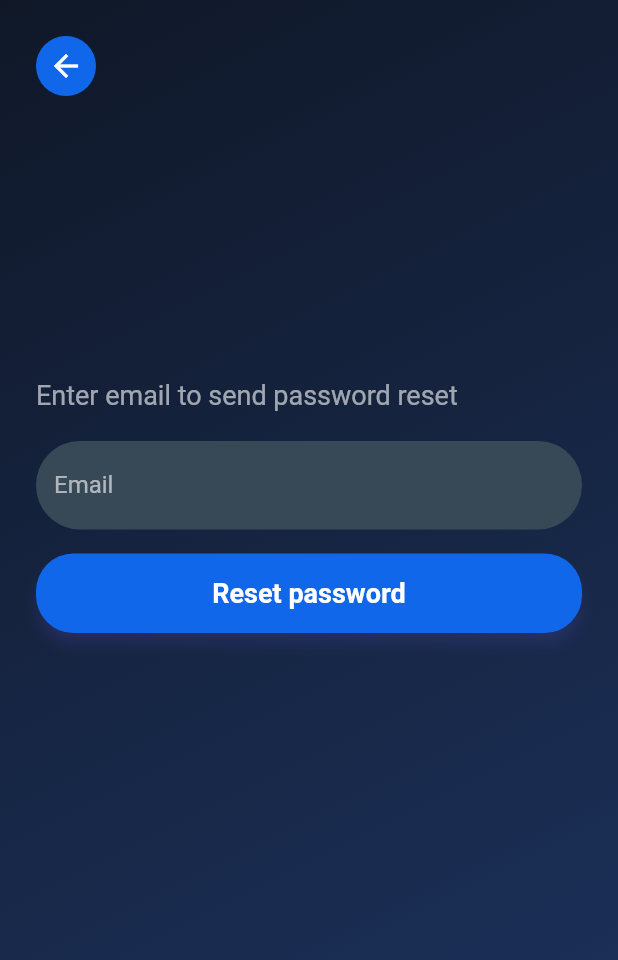
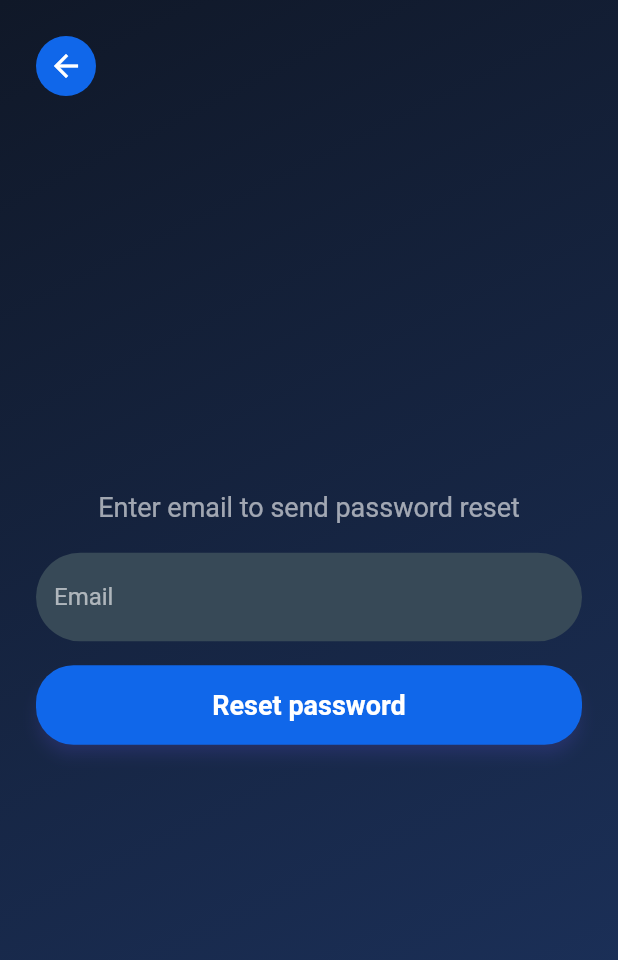
Before and after one commit to ManiTheG/SideQuest, a Flutter app: the screen it shows after launch, after a tap on "Forgot your Password?", on a phone screen of 412 x 824 dp. Shown: the top 960 px of the screen. Run offline on Flutter 3.47's test engine with Material 3 defaults, Android fonts, the phone set to English and light mode, and no system bars; our stand-ins replace cloud_firestore, email_validator, firebase_auth, firebase_core; accounts and stored records are empty.

Commit message:
Implementirana mogućnost kreiranja objava, zamjenjene ARGB vrijednosti sa bojama iz klase, izmjena scrollController listenera.

```diff
--- a/lib/main.dart
+++ b/lib/main.dart
@@ -2,8 +2,8 @@
 import 'package:firebase_core/firebase_core.dart';
 import 'package:firebase_auth/firebase_auth.dart';
 import 'services/firebase_options.dart';
-import 'package:sidequest/screens/login_screen.dart';
-import 'package:sidequest/screens/home_screen.dart';
+import 'screens/login_screen.dart';
+import 'screens/home_screen.dart';
 import 'package:flutter/material.dart';
 import 'screens/search.dart';
 import 'screens/profile.dart';
@@ -44,7 +44,7 @@
       routes: {
                 '/home': (ctx) => const HomeScreen(),
                 '/search': (ctx) => const SearchPage(),
-                '/profile': (ctx) => const ProfilePage.preset(),
+                '/profile': (ctx) => const ProfilePage(),
             },
     );
   }
--- a/lib/screens/login_screen.dart
+++ b/lib/screens/login_screen.dart
@@ -1,10 +1,11 @@
 import 'package:flutter/material.dart';
 import 'package:email_validator/email_validator.dart';
 import 'package:flutter/services.dart';
-import 'package:sidequest/screens/home_screen.dart';
-import 'package:sidequest/screens/reset_password_screen.dart';
-import 'package:sidequest/screens/signup_screen.dart';
+import 'home_screen.dart';
+import 'reset_password_screen.dart';
+import 'signup_screen.dart';
 import '../services/auth_service.dart';
+import '../services/color_service.dart';
 
 
 class LoginScreen extends StatefulWidget {
@@ -34,13 +35,13 @@ class _LoginScreenState extends State<LoginScreen>{
       setState(() => _errorMessage = 'Please enter email and password to proceed.');
       _emailController.clear();
       _passwordController.clear();
-      //return;
+      return;
     }
 
     if (!EmailValidator.validate(_emailController.text)) {
       setState(() => _errorMessage = 'Please enter a valid email address.');
       _emailController.clear();
-      //return;
+      return;
     }
 
     setState(() {
@@ -71,7 +72,7 @@ class _LoginScreenState extends State<LoginScreen>{
       body: Container(
         decoration: BoxDecoration(
           gradient: LinearGradient(
-            colors: [Color.fromARGB(255, 16, 24, 40), Color.fromARGB(255, 29, 52, 97)],
+            colors: [AppColors.primaryBackground, AppColors.secondaryBackground],
             begin: Alignment.topLeft,
             end: Alignment.bottomRight,
           ),
@@ -91,22 +92,22 @@ class _LoginScreenState extends State<LoginScreen>{
             Text('Welcome Back', style: TextStyle(
               fontSize: 40,
               fontWeight: FontWeight.bold,
-              color: Colors.white,
+              color: AppColors.textColor,
             )),
             const SizedBox(height: 8),
-            Text('Login to continue', style: TextStyle(color: Colors.white60, fontSize: 20)),
+            Text('Login to continue', style: TextStyle(color: AppColors.textColorAutor, fontSize: 20)),
             const SizedBox(height: 20),
 
             //email inpput field, input tip je eamil, prelazi na password
             TextField(
               controller: _emailController,
               inputFormatters: [LengthLimitingTextInputFormatter(254)],
-              style: TextStyle(color: Colors.white),
+              style: TextStyle(color: AppColors.textColor),
               decoration: InputDecoration(
                 labelText: 'Email',
-                labelStyle: TextStyle(color: Colors.white60),
+                labelStyle: TextStyle(color: AppColors.textColorAutor),
                 filled: true,
-                fillColor: Color.fromARGB(255, 55, 73, 87),
+                fillColor: AppColors.selectButtonColor,
                 border: OutlineInputBorder(
                   borderRadius: BorderRadius.circular(30),
                   borderSide: BorderSide.none,
@@ -123,12 +124,12 @@ class _LoginScreenState extends State<LoginScreen>{
             TextField(
               controller: _passwordController,
               inputFormatters: [LengthLimitingTextInputFormatter(128)],
-              style: TextStyle(color: Colors.white),
+              style: TextStyle(color: AppColors.textColor),
               decoration: InputDecoration(
                 labelText: 'Password',
-                labelStyle: TextStyle(color: Colors.white60),
+                labelStyle: TextStyle(color: AppColors.textColorAutor),
                 filled: true,
-                fillColor: Color.fromARGB(255, 55, 73, 87),
+                fillColor: AppColors.selectButtonColor,
                 border: OutlineInputBorder(
                   borderRadius: BorderRadius.circular(30),
                   borderSide: BorderSide.none,
@@ -175,7 +176,7 @@ class _LoginScreenState extends State<LoginScreen>{
              //tekstualni gumb za mjejanje lozinke
             TextButton(
               style: TextButton.styleFrom(
-                foregroundColor: Colors.white,
+                foregroundColor: AppColors.textColor,
                 alignment: Alignment.centerLeft,
                 ),
               onPressed: () => Navigator.push(context, MaterialPageRoute(builder: (context) => const ResetPasswordScreen()),
@@ -187,14 +188,14 @@ class _LoginScreenState extends State<LoginScreen>{
             : ElevatedButton(
               onPressed: _login,
               style: ElevatedButton.styleFrom(
-                backgroundColor: Color.fromARGB(255, 16, 103, 234),
-                foregroundColor: Colors.white,
+                backgroundColor: AppColors.buttonColor,
+                foregroundColor: AppColors.textColor,
                 padding: EdgeInsets.symmetric(vertical: 16),
                 shape: RoundedRectangleBorder(
                   borderRadius: BorderRadius.circular(25)
                 ),
                 elevation: 4,
-                shadowColor: Color(0xFF6C63FF).withValues(alpha: 0.4)
+                shadowColor: AppColors.buttonShadow.withValues(alpha: 0.4)
               ),
               child: const Text('Login', style: TextStyle(fontSize: 18, fontWeight: FontWeight.bold)),
             ),
@@ -202,7 +203,7 @@ class _LoginScreenState extends State<LoginScreen>{
             //tekstualni gumb za promjenu na singup screen
             TextButton(
               style: TextButton.styleFrom(
-                foregroundColor: Colors.white,
+                foregroundColor: AppColors.textColor,
                 alignment: Alignment.center,
               ),
               onPressed: () => Navigator.push(context, MaterialPageRoute(builder: (context) => const SignupScreen()),
--- a/lib/screens/reset_password_screen.dart
+++ b/lib/screens/reset_password_screen.dart
@@ -1,5 +1,6 @@
 import 'package:flutter/material.dart';
 import '../services/auth_service.dart';
+import '../services/color_service.dart';
 import 'package:email_validator/email_validator.dart';
 
 class ResetPasswordScreen extends StatefulWidget {
@@ -58,58 +59,42 @@ class _ResetPasswordScreenState extends State<ResetPasswordScreen>{
 
 
   @override
-  Widget build(BuildContext context){
+Widget build(BuildContext context) {
   return Scaffold(
     resizeToAvoidBottomInset: false,
     body: Container(
       decoration: BoxDecoration(
         gradient: LinearGradient(
-            colors: [Color.fromARGB(255, 16, 24, 40), Color.fromARGB(255, 29, 52, 97)],
+          colors: [AppColors.primaryBackground, AppColors.secondaryBackground],
           begin: Alignment.topLeft,
           end: Alignment.bottomRight,
         ),
       ),
-
-        child: _isShown ? Padding(
+      child: Stack(
+        children: [
+          // centered content
+          Center(
+            child: Padding(
               padding: const EdgeInsets.all(24),
-        child: Column(
-          mainAxisAlignment: MainAxisAlignment.start,
+              child: _isShown
+                  ? Column(
+                      mainAxisSize: MainAxisSize.min,
                       crossAxisAlignment: CrossAxisAlignment.stretch,
                       children: [
-
-            SafeArea(
-                child: Align(
-                  alignment: Alignment.topLeft,
-                  child: Container(
-                    decoration: BoxDecoration(
-                      color: Color.fromARGB(255, 16, 103, 234),
-                      shape: BoxShape.circle,
+                        Text(
+                          'Enter email to send password reset',
+                          textAlign: TextAlign.center,
+                          style: TextStyle(color: AppColors.textColorAutor, fontSize: 18),
                         ),
-                    child: IconButton(
-                      icon: Icon(Icons.arrow_back, color: Colors.white),
-                      onPressed: () => Navigator.pop(context),
-                      padding: EdgeInsets.all(8),
-                      constraints: BoxConstraints(),
-                    ),
-                  ),
-                ),
-              ),
-
-            Spacer(),
-
-            Text('Enter email to send password reset',
-            style: TextStyle(
-              color: Colors.white60,
-              fontSize: 18,)),
-              Padding(padding: const EdgeInsets.only(bottom: 20)),
+                        const SizedBox(height: 20),
                         TextField(
                           controller: _emailController,
-              style: TextStyle(color: Colors.white),
+                          style: TextStyle(color: AppColors.textColor),
                           decoration: InputDecoration(
                             labelText: 'Email',
-                labelStyle: TextStyle(color: Colors.white60),
+                            labelStyle: TextStyle(color: AppColors.textColorAutor),
                             filled: true,
-                fillColor: Color.fromARGB(255, 55, 73, 87),
+                            fillColor: AppColors.selectButtonColor,
                             border: OutlineInputBorder(
                               borderRadius: BorderRadius.circular(30),
                               borderSide: BorderSide.none,
@@ -117,18 +102,17 @@ class _ResetPasswordScreenState extends State<ResetPasswordScreen>{
                           ),
                           keyboardType: TextInputType.emailAddress,
                         ),
-
                         AnimatedSize(
                           duration: Duration(milliseconds: 300),
                           curve: Curves.easeInOut,
-              child: _errorMessage != null ?
-              Container(
+                          child: _errorMessage != null
+                              ? Container(
                                   margin: EdgeInsets.only(top: 16),
                                   padding: EdgeInsets.symmetric(horizontal: 12, vertical: 10),
                                   decoration: BoxDecoration(
-                      color: Colors.red.withValues(alpha: 0.15),  // light red background
+                                    color: Colors.red.withValues(alpha: 0.15),
                                     borderRadius: BorderRadius.circular(12),
-                      border: Border.all(color: Colors.red.withValues(alpha: 0.4)), // subtle red border
+                                    border: Border.all(color: Colors.red.withValues(alpha: 0.4)),
                                   ),
                                   child: Row(
                                     children: [
@@ -142,50 +126,71 @@ class _ResetPasswordScreenState extends State<ResetPasswordScreen>{
                                 )
                               : SizedBox.shrink(),
                         ),
-
                         const SizedBox(height: 16),
-
-            _isLoading? const Center(child: CircularProgressIndicator())
-            //gumb za poziv login funkcije
+                        _isLoading
+                            ? const Center(child: CircularProgressIndicator())
                             : ElevatedButton(
-              onPressed: (){
-                 _resetPassword();
-                 },
+                                onPressed: _resetPassword,
                                 style: ElevatedButton.styleFrom(
-                  alignment: Alignment.center,
-                  backgroundColor: Color.fromARGB(255, 16, 103, 234),
-                  foregroundColor: Colors.white,
+                                  backgroundColor: AppColors.buttonColor,
+                                  foregroundColor: AppColors.textColor,
                                   padding: EdgeInsets.symmetric(vertical: 16),
                                   shape: RoundedRectangleBorder(
-                    borderRadius: BorderRadius.circular(25)
+                                    borderRadius: BorderRadius.circular(25),
                                   ),
                                   elevation: 4,
-                  shadowColor: Color(0xFF6C63FF).withValues(alpha: 0.4)
+                                  shadowColor: Color(0xFF6C63FF).withValues(alpha: 0.4),
                                 ),
-               child: const Text('Reset password', style: TextStyle(color: Colors.white, fontSize: 18, fontWeight: FontWeight.bold))
+                                child: const Text(
+                                  'Reset password',
+                                  style: TextStyle(fontSize: 18, fontWeight: FontWeight.bold),
                                 ),
-            Spacer(),
-            Spacer()
+                              ),
+                      ],
+                    )
+                  : Column(
+                      mainAxisSize: MainAxisSize.min,
+                      crossAxisAlignment: CrossAxisAlignment.stretch,
+                      children: [
+                        Text(
+                          'Password reset email sent. Please check your inbox.',
+                          textAlign: TextAlign.center,
+                          style: TextStyle(color: AppColors.textColorAutor, fontSize: 18),
+                        ),
+                        const SizedBox(height: 20),
+                        ElevatedButton(
+                          onPressed: () => Navigator.pop(context),
+                          style: ElevatedButton.styleFrom(
+                            backgroundColor: AppColors.buttonColor,
+                            foregroundColor: AppColors.textColor,
+                            padding: EdgeInsets.symmetric(vertical: 16),
+                            shape: RoundedRectangleBorder(
+                              borderRadius: BorderRadius.circular(25),
+                            ),
+                            elevation: 4,
+                            shadowColor: AppColors.buttonShadow.withValues(alpha: 0.4),
+                          ),
+                          child: const Text(
+                            'Back to login',
+                            style: TextStyle(fontSize: 18, fontWeight: FontWeight.bold),
+                          ),
+                        ),
                       ],
                     ),
-        ):
-
-        Padding(padding: const EdgeInsets.all(24),
-        child: Column(
-          mainAxisAlignment: MainAxisAlignment.start,
-          crossAxisAlignment: CrossAxisAlignment.stretch,
-          children: [
-
+            ),
+          ),
           SafeArea(
+            child: Padding(
+              padding: const EdgeInsets.all(24),
               child: Align(
                 alignment: Alignment.topLeft,
                 child: Container(
                   decoration: BoxDecoration(
-                      color: Color.fromARGB(255, 16, 103, 234),
+                    color: AppColors.buttonColor,
                     shape: BoxShape.circle,
                   ),
                   child: IconButton(
-                      icon: Icon(Icons.arrow_back, color: Colors.white),
+                    icon: Icon(Icons.arrow_back, color: AppColors.textColor),
                     onPressed: () => Navigator.pop(context),
                     padding: EdgeInsets.all(8),
                     constraints: BoxConstraints(),
@@ -193,35 +198,8 @@ class _ResetPasswordScreenState extends State<ResetPasswordScreen>{
                 ),
               ),
             ),
-
-            Spacer(),
-
-            Text('Password reset email sent. Please check your inbox.',
-            style: TextStyle(
-              color: Colors.white60,
-              fontSize: 18,)),
-              const SizedBox(height: 20),
-             ElevatedButton(
-              onPressed: (){
-                 Navigator.pop(context);
-                 },
-                style: ElevatedButton.styleFrom(
-                  alignment: Alignment.center,
-                  backgroundColor: Color.fromARGB(255, 16, 103, 234),
-                  foregroundColor: Colors.white,
-                  padding: EdgeInsets.symmetric(vertical: 16),
-                  shape: RoundedRectangleBorder(
-                    borderRadius: BorderRadius.circular(25)
           ),
-                  elevation: 4,
-                  shadowColor: Color(0xFF6C63FF).withValues(alpha: 0.4)
-                ),
-               child: const Text('Back to login', style: TextStyle(color: Colors.white, fontSize: 18, fontWeight: FontWeight.bold))
-               ),
-
-
         ],
-        ),
       ),
     ),
   );
--- a/lib/services/color_service.dart
+++ b/lib/services/color_service.dart
@@ -2,6 +2,7 @@ import 'package:flutter/material.dart';
 
 class AppColors {
   static const primaryBackground = Color.fromARGB(255, 16, 24, 40);
+  static const secondaryBackground = Color.fromARGB(255, 29, 52, 97);
   static const secondary = Color.fromARGB(255, 25, 36, 54);
   static const profilePost = Color.fromARGB(255, 54, 67, 99);
   static const textColor = Colors.white;
@@ -11,6 +12,7 @@ class AppColors {
   static const selectButtonColor = Color.fromARGB(255, 55, 73, 87);
   static const unselectButtonColor = Colors.white38;
   static const danger = Colors.red;
+  static const buttonShadow = Color.fromARGB(255, 108, 99, 255);
 }
 
 
```
Also changed, not shown: lib/screens/home_screen.dart (+96 -36 lines), lib/screens/profile.dart (+132 -84 lines), lib/screens/search.dart (+4 -4 lines), lib/screens/signup_screen.dart (+25 -26 lines), lib/services/db_read_service.dart (+30 -0 lines), 1 other file. Lines whose indentation alone changed are shown as unchanged.
